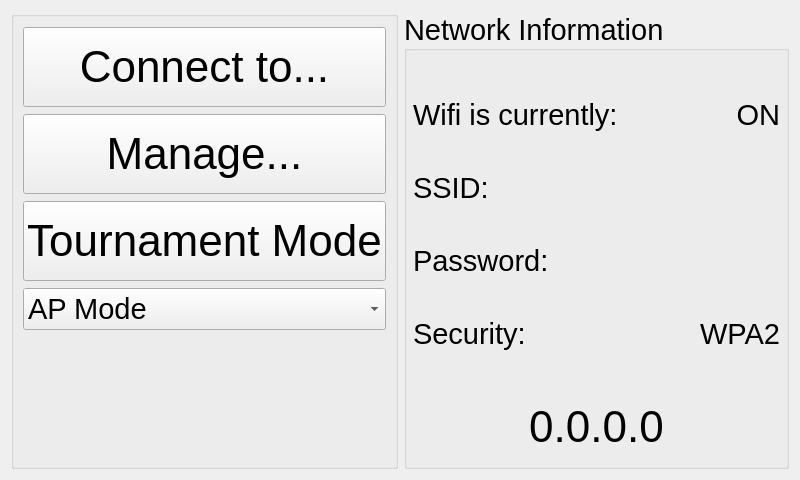
This is ui/NetworkSettingsWidget.ui in kipr/botui as Qt 5 draws it before an edit. The edited form follows.
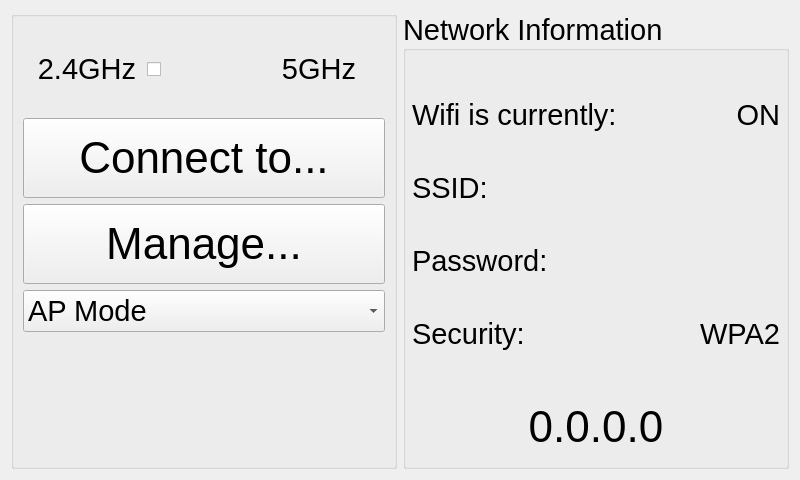
This is the edited form. Icons and pictures are not drawn.

Commit message: Added 2.4/5 GHz wifi band toggle

The edit to the form file:
```diff
--- a/ui/NetworkSettingsWidget.ui
+++ b/ui/NetworkSettingsWidget.ui
@@ -33,6 +33,97 @@
         <set>Qt::AlignLeading|Qt::AlignLeft|Qt::AlignVCenter</set>
        </property>
        <layout class="QVBoxLayout" name="verticalLayout_3">
+        <item>
+         <layout class="QHBoxLayout" name="horizontalLayout_6">
+          <property name="leftMargin">
+           <number>10</number>
+          </property>
+          <item>
+           <widget class="QLabel" name="TwoFourGHZLabel">
+            <property name="minimumSize">
+             <size>
+              <width>35</width>
+              <height>0</height>
+             </size>
+            </property>
+            <property name="maximumSize">
+             <size>
+              <width>108</width>
+              <height>16777215</height>
+             </size>
+            </property>
+            <property name="font">
+             <font>
+              <pointsize>22</pointsize>
+             </font>
+            </property>
+            <property name="text">
+             <string>2.4GHz</string>
+            </property>
+            <property name="alignment">
+             <set>Qt::AlignCenter</set>
+            </property>
+           </widget>
+          </item>
+          <item>
+           <widget class="QCheckBox" name="toggleSwitch">
+            <property name="maximumSize">
+             <size>
+              <width>100</width>
+              <height>16777215</height>
+             </size>
+            </property>
+            <property name="styleSheet">
+             <string notr="true">QCheckBox::indicator{
+	margin-left:13%;
+	margin-right:7%
+}
+
+QCheckBox::indicator:checked{
+	image:url(&quot;://qml/right.png&quot;);
+}
+
+QCheckBox::indicator:unchecked{
+	image:url(&quot;://qml/left.png&quot;);
+}</string>
+            </property>
+            <property name="text">
+             <string/>
+            </property>
+            <property name="checked">
+             <bool>false</bool>
+            </property>
+           </widget>
+          </item>
+          <item>
+           <widget class="QLabel" name="FiveGHZLabel">
+            <property name="minimumSize">
+             <size>
+              <width>35</width>
+              <height>0</height>
+             </size>
+            </property>
+            <property name="maximumSize">
+             <size>
+              <width>134</width>
+              <height>16777215</height>
+             </size>
+            </property>
+            <property name="font">
+             <font>
+              <pointsize>22</pointsize>
+             </font>
+            </property>
+            <property name="text">
+             <string>5GHz</string>
+            </property>
+            <property name="alignment">
+             <set>Qt::AlignCenter</set>
+            </property>
+           </widget>
+          </item>
+         </layout>
+        </item>
         <item>
          <widget class="QPushButton" name="ConnectButton">
           <property name="enabled">
@@ -95,24 +186,6 @@
           </property>
          </widget>
         </item>
-        <item>
-         <widget class="QPushButton" name="TournamentModeButton">
-          <property name="minimumSize">
-           <size>
-            <width>0</width>
-            <height>80</height>
-           </size>
-          </property>
-          <property name="font">
-           <font>
-            <pointsize>33</pointsize>
-           </font>
-          </property>
-          <property name="text">
-           <string>Tournament Mode</string>
-          </property>
-         </widget>
-        </item>
         <item>
          <widget class="QComboBox" name="connectionModeSelect">
           <property name="currentText">
```
